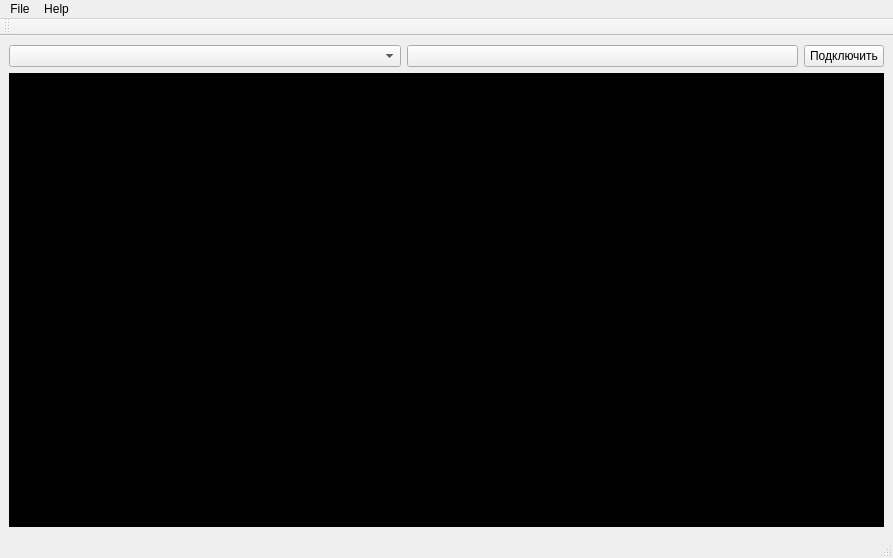
Above: GPS_TS_Observer/MainWindow.ui from RADEON73/GPS_TS before the change. Below: the same form after it.
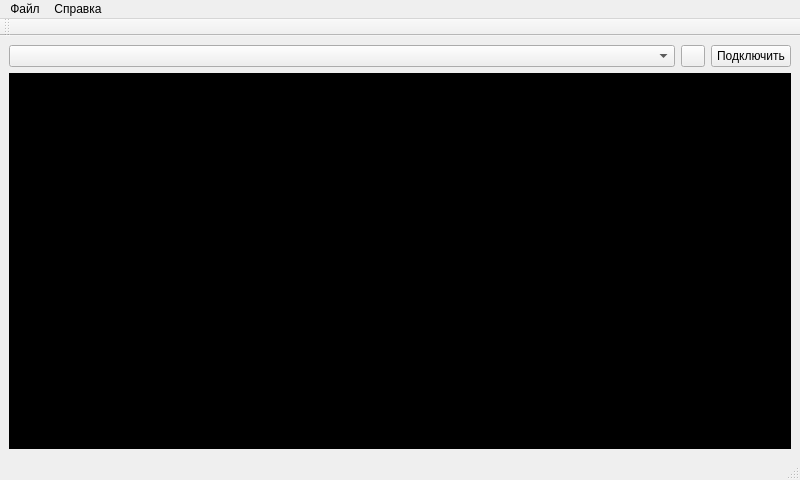
That is the form after the change. Icons and pictures are not drawn.

Commit message: Исправил ошибку с не включением ресурсов, доработал форму окна

The edit to the form file:
```diff
--- a/GPS_TS_Observer/MainWindow.ui
+++ b/GPS_TS_Observer/MainWindow.ui
@@ -6,8 +6,8 @@
    <rect>
     <x>0</x>
     <y>0</y>
-    <width>893</width>
-    <height>558</height>
+    <width>800</width>
+    <height>480</height>
    </rect>
   </property>
   <property name="windowTitle">
@@ -418,6 +418,12 @@
     </item>
     <item row="0" column="1">
      <widget class="QPushButton" name="openConfigBtn">
+      <property name="maximumSize">
+       <size>
+        <width>24</width>
+        <height>24</height>
+       </size>
+      </property>
       <property name="text">
        <string/>
       </property>
@@ -434,19 +440,19 @@
     <rect>
      <x>0</x>
      <y>0</y>
-     <width>893</width>
+     <width>800</width>
      <height>20</height>
     </rect>
    </property>
    <widget class="QMenu" name="menuFile">
     <property name="title">
-     <string>File</string>
+     <string>Файл</string>
     </property>
     <addaction name="actionExit"/>
    </widget>
    <widget class="QMenu" name="menuHelp">
     <property name="title">
-     <string>Help</string>
+     <string>Справка</string>
     </property>
     <addaction name="actionAbout"/>
    </widget>
```
Left out of the diff: 4 changed lines with no effect on the pictures. The commit also changes 6 other files.
